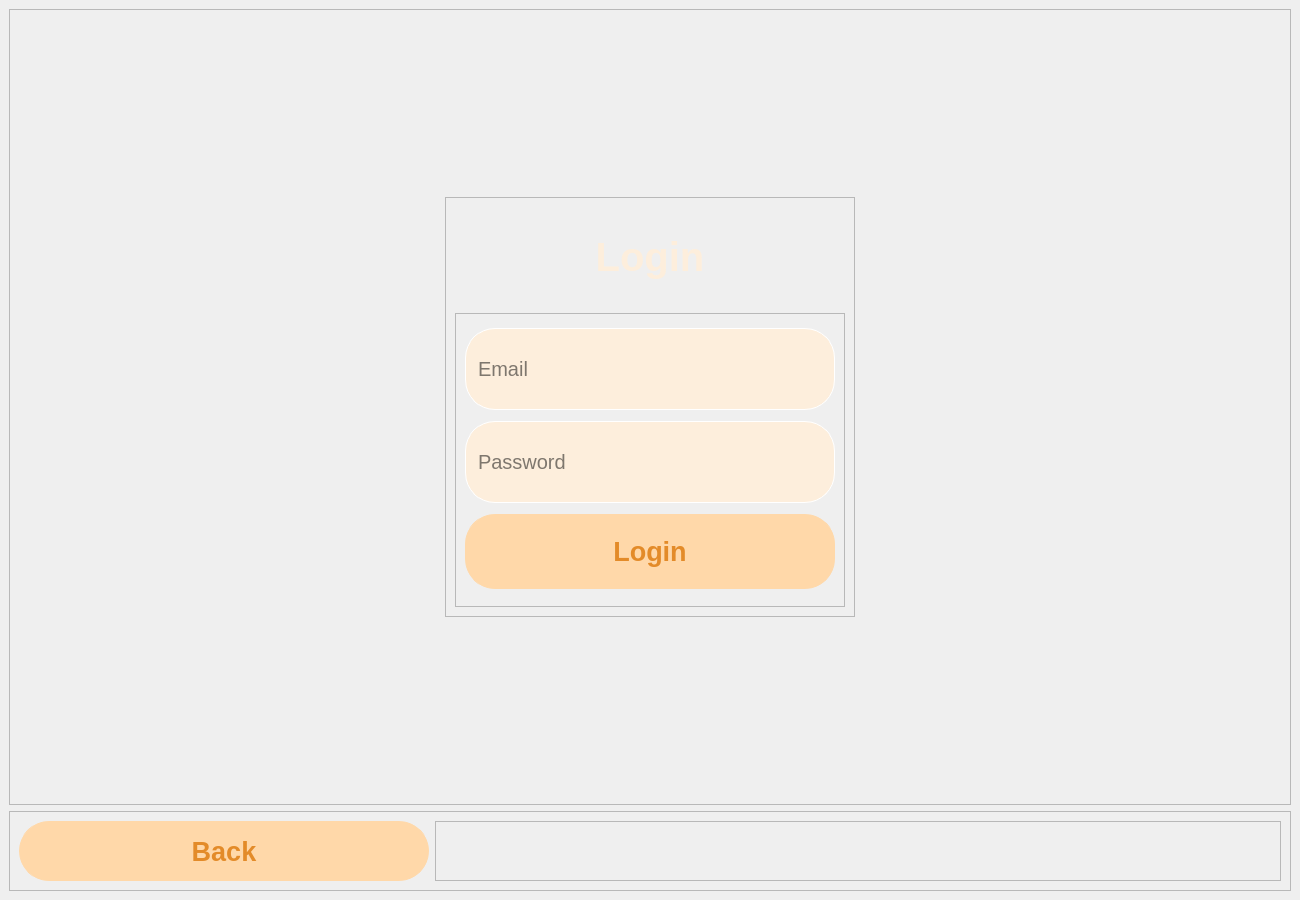
This is Forms/login.ui in esraa-emary/Task-Worker-Matching as Qt 5 draws it before an edit. The edited form follows.
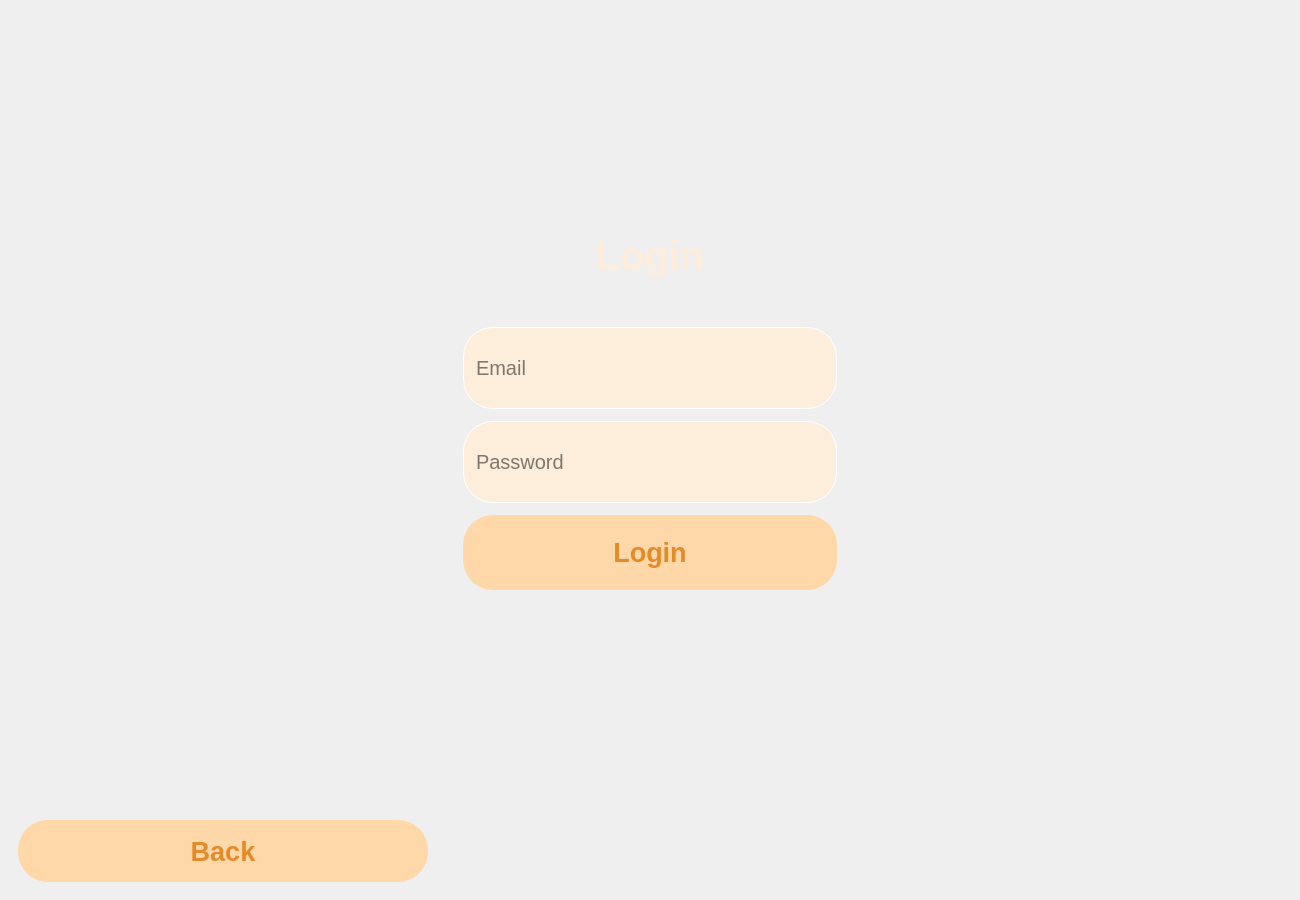
This is the edited form.

Diff of the .ui file:
```diff
--- a/Forms/login.ui
+++ b/Forms/login.ui
@@ -17,6 +17,22 @@
    <string notr="true"/>
   </property>
   <widget class="QWidget" name="centralwidget">
+   <property name="styleSheet">
+    <string notr="true">#centralwidget {
+    background: qradialgradient(
+        cx: 0.5, cy: 0.5,
+        fx: 0.5, fy: 0.5,
+        radius: 0.5,
+        stop: 0.2981 rgba(241, 166, 97, 255),
+        stop: 1 rgba(227, 139, 41, 255)
+    );
+}
+QFrame {
+    background: transparent;
+    border: none;
+}
+</string>
+   </property>
    <layout class="QGridLayout" name="gridLayout">
     <item row="2" column="0">
      <widget class="QFrame" name="frame_5">
```
